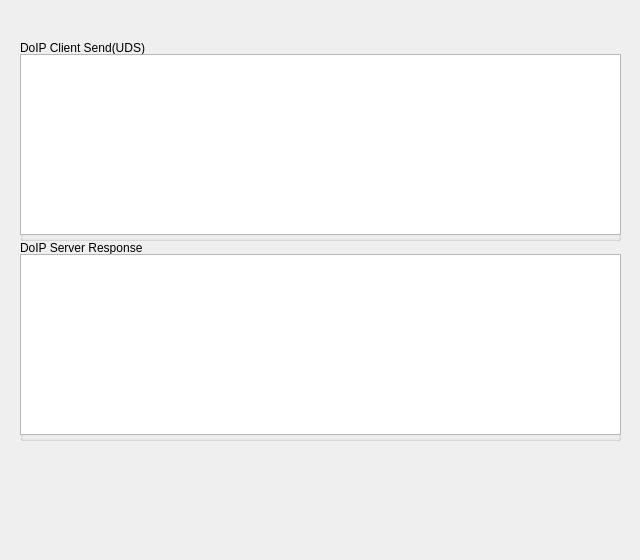
This is ui/networkassistwindow.ui in ctrlfrmb/fkcap as Qt 5 draws it before an edit. The edited form follows.
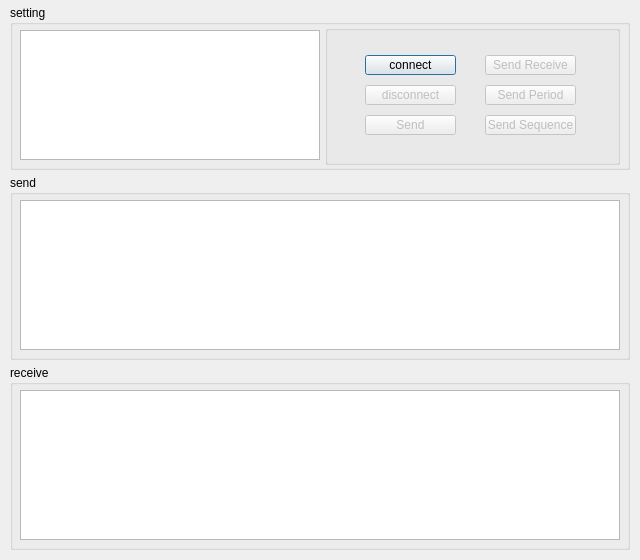
This is the edited form. Icons and pictures are not drawn.

```diff
--- a/ui/networkassistwindow.ui
+++ b/ui/networkassistwindow.ui
@@ -20,22 +20,22 @@
   <widget class="QGroupBox" name="groupBox_2">
    <property name="geometry">
     <rect>
-     <x>20</x>
-     <y>40</y>
-     <width>601</width>
-     <height>201</height>
+     <x>10</x>
+     <y>175</y>
+     <width>620</width>
+     <height>185</height>
     </rect>
    </property>
    <property name="title">
-    <string>DoIP Client Send(UDS)</string>
+    <string>send </string>
    </property>
    <widget class="QTableWidget" name="tableSend">
     <property name="geometry">
      <rect>
-      <x>0</x>
-      <y>14</y>
-      <width>601</width>
-      <height>181</height>
+      <x>10</x>
+      <y>25</y>
+      <width>600</width>
+      <height>150</height>
      </rect>
     </property>
    </widget>
@@ -43,22 +43,151 @@
   <widget class="QGroupBox" name="groupBox_3">
    <property name="geometry">
     <rect>
-     <x>20</x>
-     <y>240</y>
-     <width>601</width>
-     <height>201</height>
+     <x>10</x>
+     <y>365</y>
+     <width>620</width>
+     <height>185</height>
     </rect>
    </property>
    <property name="title">
-    <string>DoIP Server Response</string>
+    <string>receive</string>
    </property>
    <widget class="QTableWidget" name="tableReceive">
     <property name="geometry">
      <rect>
-      <x>0</x>
-      <y>14</y>
-      <width>601</width>
-      <height>181</height>
+      <x>10</x>
+      <y>25</y>
+      <width>600</width>
+      <height>150</height>
+     </rect>
+    </property>
+   </widget>
+  </widget>
+  <widget class="QGroupBox" name="groupBox_4">
+   <property name="geometry">
+    <rect>
+     <x>10</x>
+     <y>5</y>
+     <width>620</width>
+     <height>165</height>
+    </rect>
+   </property>
+   <property name="title">
+    <string>setting</string>
+   </property>
+   <widget class="QGroupBox" name="groupBox">
+    <property name="geometry">
+     <rect>
+      <x>315</x>
+      <y>20</y>
+      <width>295</width>
+      <height>140</height>
+     </rect>
+    </property>
+    <property name="title">
+     <string/>
+    </property>
+    <widget class="QPushButton" name="buttonConnect">
+     <property name="geometry">
+      <rect>
+       <x>40</x>
+       <y>30</y>
+       <width>91</width>
+       <height>20</height>
+      </rect>
+     </property>
+     <property name="text">
+      <string>connect</string>
+     </property>
+    </widget>
+    <widget class="QPushButton" name="buttonDisconnect">
+     <property name="enabled">
+      <bool>false</bool>
+     </property>
+     <property name="geometry">
+      <rect>
+       <x>40</x>
+       <y>60</y>
+       <width>91</width>
+       <height>20</height>
+      </rect>
+     </property>
+     <property name="text">
+      <string>disconnect</string>
+     </property>
+    </widget>
+    <widget class="QPushButton" name="buttonSendPeriod">
+     <property name="enabled">
+      <bool>false</bool>
+     </property>
+     <property name="geometry">
+      <rect>
+       <x>160</x>
+       <y>60</y>
+       <width>91</width>
+       <height>20</height>
+      </rect>
+     </property>
+     <property name="text">
+      <string>Send Period</string>
+     </property>
+    </widget>
+    <widget class="QPushButton" name="buttonSendSequence">
+     <property name="enabled">
+      <bool>false</bool>
+     </property>
+     <property name="geometry">
+      <rect>
+       <x>160</x>
+       <y>90</y>
+       <width>91</width>
+       <height>20</height>
+      </rect>
+     </property>
+     <property name="text">
+      <string>Send Sequence</string>
+     </property>
+    </widget>
+    <widget class="QPushButton" name="buttonSendReceive">
+     <property name="enabled">
+      <bool>false</bool>
+     </property>
+     <property name="geometry">
+      <rect>
+       <x>160</x>
+       <y>30</y>
+       <width>91</width>
+       <height>20</height>
+      </rect>
+     </property>
+     <property name="text">
+      <string>Send Receive</string>
+     </property>
+    </widget>
+    <widget class="QPushButton" name="buttonSend">
+     <property name="enabled">
+      <bool>false</bool>
+     </property>
+     <property name="geometry">
+      <rect>
+       <x>40</x>
+       <y>90</y>
+       <width>91</width>
+       <height>20</height>
+      </rect>
+     </property>
+     <property name="text">
+      <string>Send</string>
+     </property>
+    </widget>
+   </widget>
+   <widget class="QListWidget" name="listSetting">
+    <property name="geometry">
+     <rect>
+      <x>10</x>
+      <y>25</y>
+      <width>300</width>
+      <height>130</height>
      </rect>
     </property>
    </widget>
```
Left out of the diff: 2 changed lines with no effect on the pictures.
